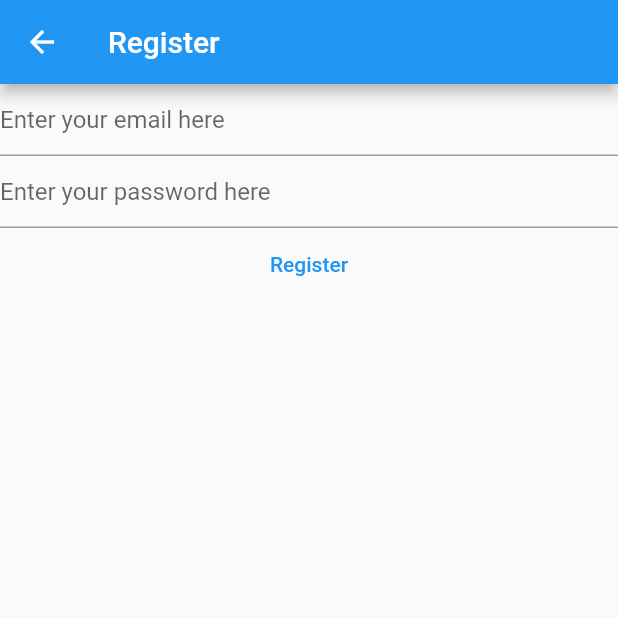
After one commit to balsa-sarenac/my_awesome_notes, a Flutter app: the RegisterView screen opened directly, after a tap on "Register", on a phone screen of 412 x 824 dp, the top half of it. The commit adds this screen. Run offline on Flutter 3.47's test engine with Material 2 defaults, Android fonts, the phone set to English and light mode, and no system bars; our stand-ins replace firebase_auth, firebase_core; accounts and stored records are empty; network calls fail.

Commit message:
feat(core): separate login and registration view

```diff
--- /dev/null
+++ b/lib/views/register_view.dart
@@ -0,0 +1,95 @@
+import 'dart:developer';
+
+import 'package:firebase_core/firebase_core.dart';
+import 'package:flutter/material.dart';
+import 'package:firebase_auth/firebase_auth.dart';
+import '../firebase_options.dart';
+
+class RegisterView extends StatefulWidget {
+  const RegisterView({super.key});
+
+  @override
+  State<RegisterView> createState() => _RegisterViewState();
+}
+
+class _RegisterViewState extends State<RegisterView> {
+  late final TextEditingController _emailController;
+  late final TextEditingController _passwordController;
+
+  @override
+  void initState() {
+    _emailController = TextEditingController();
+    _passwordController = TextEditingController();
+    super.initState();
+  }
+
+  @override
+  void dispose() {
+    _emailController.dispose();
+    _passwordController.dispose();
+    super.dispose();
+  }
+
+  @override
+  Widget build(BuildContext context) {
+    return Scaffold(
+      appBar: AppBar(
+        title: const Text('Register'),
+      ),
+      body: FutureBuilder(
+        future: Firebase.initializeApp(
+            options: DefaultFirebaseOptions.currentPlatform),
+        builder: (BuildContext context, AsyncSnapshot<dynamic> snapshot) {
+          switch (snapshot.connectionState) {
+            case ConnectionState.done:
+              return Column(
+                children: [
+                  TextField(
+                    controller: _emailController,
+                    enableSuggestions: false,
+                    autocorrect: false,
+                    keyboardType: TextInputType.emailAddress,
+                    decoration: const InputDecoration(
+                        hintText: 'Enter your email here'),
+                  ),
+                  TextField(
+                    controller: _passwordController,
+                    obscureText: true,
+                    enableSuggestions: false,
+                    autocorrect: false,
+                    decoration: const InputDecoration(
+                        hintText: 'Enter your password here'),
+                  ),
+                  TextButton(
+                      onPressed: () async {
+                        final email = _emailController.text;
+                        final password = _passwordController.text;
+                        try {
+                          final userCredential = await FirebaseAuth.instance
+                              .createUserWithEmailAndPassword(
+                                  email: email, password: password);
+                          log(userCredential.toString());
+                        } on FirebaseAuthException catch (e) {
+                          if (e.code == 'weak-password') {
+                            log('The password provided is too weak.');
+                          } else if (e.code == 'email-already-in-use') {
+                            log('The account already exists for that email.');
+                          } else if (e.code == 'invalid-email') {
+                            log('The email is invalid.');
+                          }
+                        } catch (e) {
+                          log(e.toString());
+                        }
+                      },
+                      child: const Text('Register')),
+                ],
+              );
+
+            default:
+              return const Center(child: Text('Loading...'));
+          }
+        },
+      ),
+    );
+  }
+}
```
Also changed, not shown: lib/main.dart (+2 -83 lines), lib/views/login_view.dart (added, +91 -0 lines).
